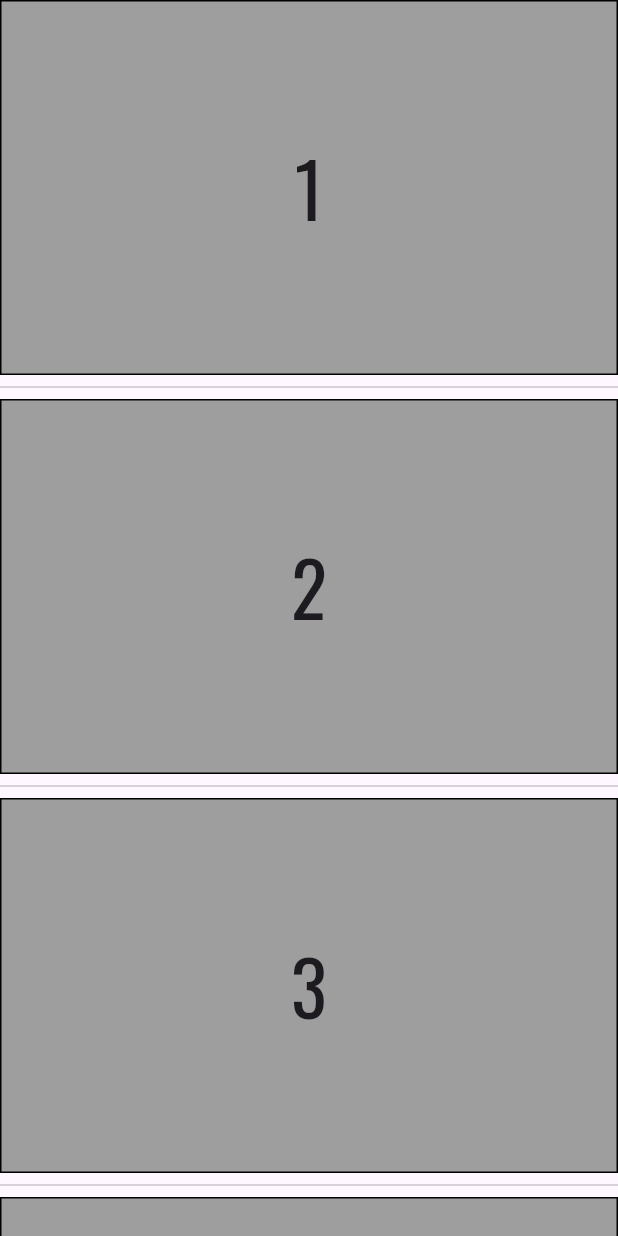
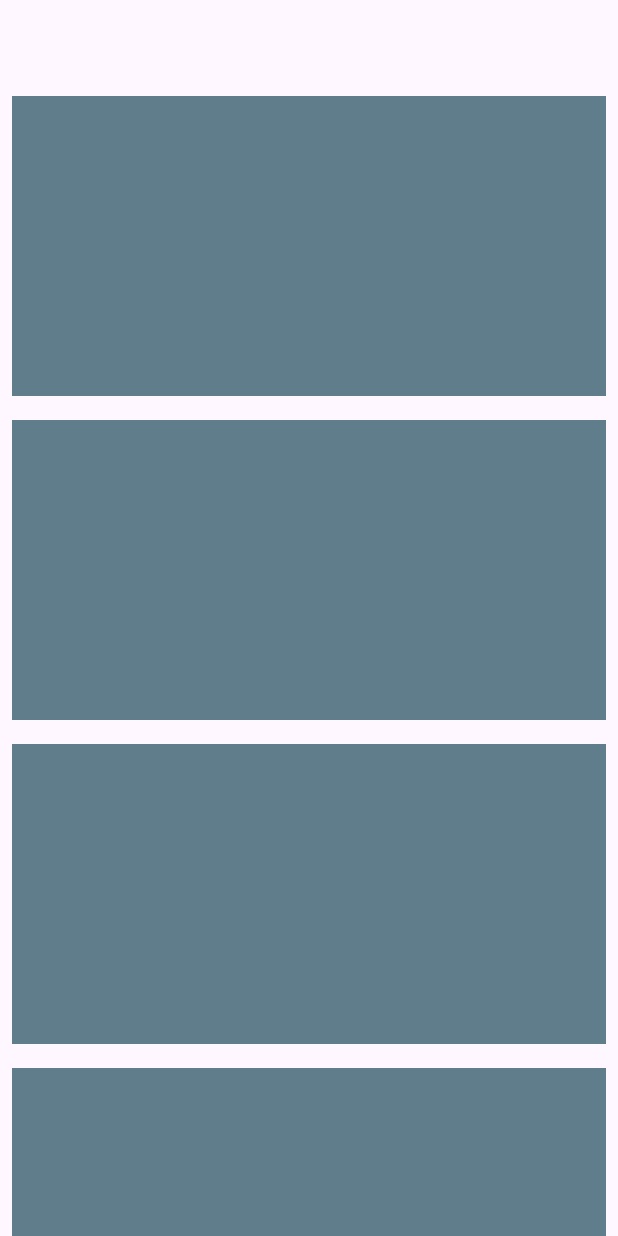
Before and after one commit to alriansyah/flutter-dicoding, a Flutter app: the screen it shows after launch, on a phone screen of 412 x 824 dp. Run offline on Flutter 3.47's test engine with Material 3 defaults, Android fonts, the phone set to English and light mode, and no system bars.

Commit message:
Responsive Layout

```diff
--- /dev/null
+++ b/Flutter Dasar/flutter_materi/lib/12-ImplementResponsivePage.dart
@@ -0,0 +1,41 @@
+import 'package:flutter/material.dart';
+
+class ResponsivePage extends StatelessWidget {
+  const ResponsivePage({Key? key}) : super(key: key);
+
+  @override
+  Widget build(BuildContext context) {
+    return Scaffold(
+      appBar: AppBar(),
+      body: LayoutBuilder(
+        builder: (BuildContext context, BoxConstraints constraints) {
+          if (constraints.maxWidth < 600) {
+            return ListView(
+              children: _generateContainers(),
+            );
+          } else if (constraints.maxWidth < 900) {
+            return GridView.count(
+              crossAxisCount: 2,
+              children: _generateContainers(),
+            );
+          } else {
+            return GridView.count(
+              crossAxisCount: 6,
+              children: _generateContainers(),
+            );
+          }
+        },
+      ),
+    );
+  }
+
+  List<Widget> _generateContainers() {
+    return List<Widget>.generate(20, (index) {
+      return Container(
+        margin: const EdgeInsets.all(8),
+        color: Colors.blueGrey,
+        height: 200,
+      );
+    });
+  }
+}
--- a/Flutter Dasar/flutter_materi/lib/main.dart
+++ b/Flutter Dasar/flutter_materi/lib/main.dart
@@ -7,6 +7,10 @@ import '5-Button.dart';
 import '6-InputWidget.dart';
 import '7-Image.dart';
 import '8-ListView.dart';
+import '9-ExpandedAndFlexible.dart';
+import '10-Navigation.dart';
+import '11-ResponsiveLayout.dart';
+import '12-ImplementResponsivePage.dart';
 
 void main() {
   runApp(MyApp());
@@ -21,7 +25,7 @@ class MyApp extends StatelessWidget {
         fontFamily: 'Oswald',
         primarySwatch: Colors.blue,
       ),
-      home: const ScrollingScreen(),
+      home: const ResponsivePage(),
     );
   }
 }
```
Also changed, not shown: Flutter Dasar/flutter_materi/lib/10-Navigation.dart (added, +28 -0 lines), Flutter Dasar/flutter_materi/lib/11-ResponsiveLayout.dart (added, +68 -0 lines), Flutter Dasar/flutter_materi/lib/9-ExpandedAndFlexible.dart (added, +144 -0 lines), Flutter Dasar/flutter_materi/lib/second_screen.dart (added, +30 -0 lines).
